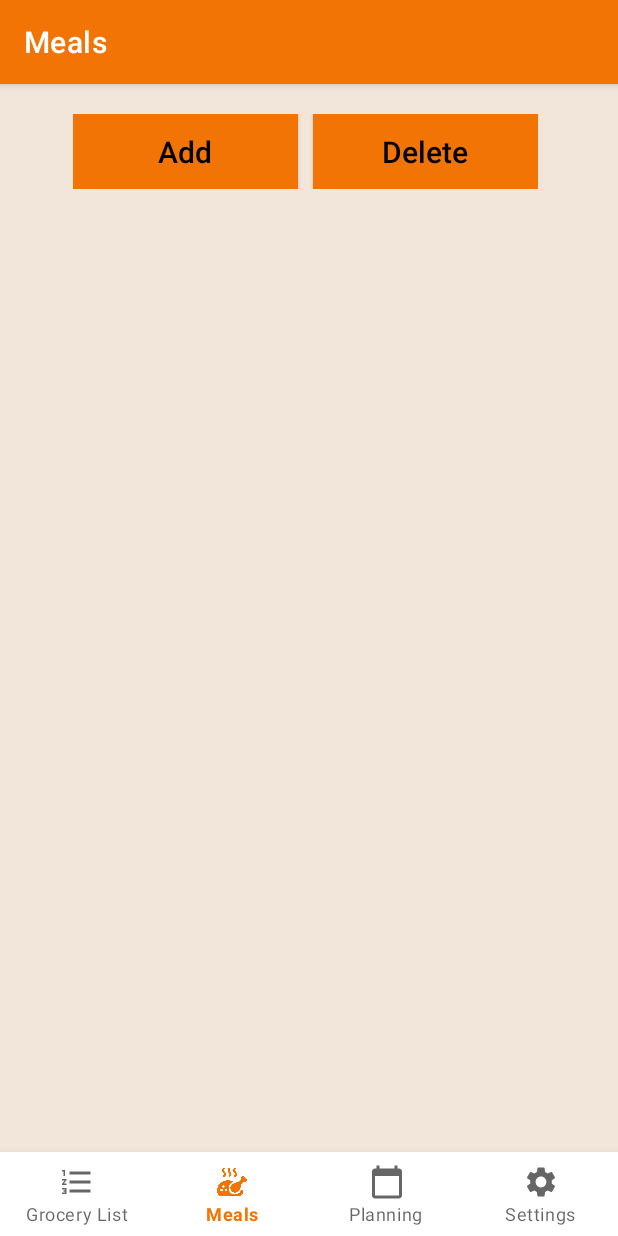
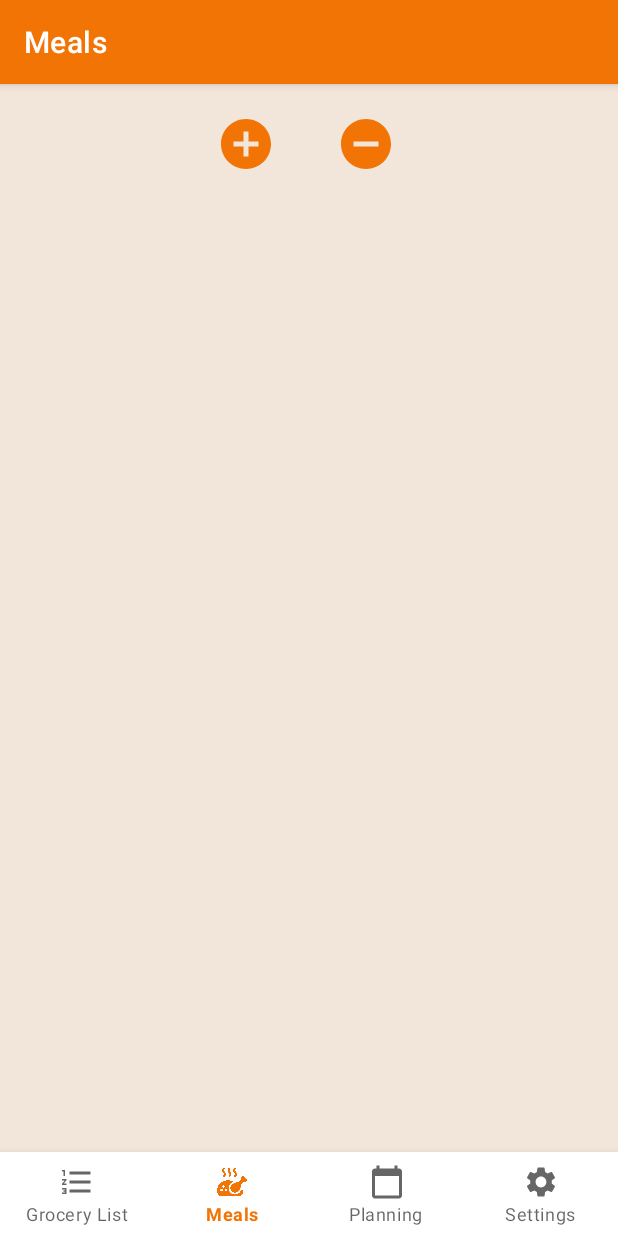
Before and after one commit to KOgundeji/ShoppingApp, an Android app: the screen it shows after launch (MainActivity), item 2 of the bottom bar chosen, on a phone screen of 412 x 824 dp. Run offline under Robolectric (Android 15) with nearby library versions, the phone set to English and light mode, and no system bars; our stand-ins replace Room's generated code, data binding.

Commit message:
Redesigned Delete option on Meals Fragment
*Switched from single click to checkbox list method for deleting meals
*Required additions and adjustment to MealAdapter

```diff
--- a/app/src/main/java/com/kunle/shoppinglistapp/GroceryListFragment.java
+++ b/app/src/main/java/com/kunle/shoppinglistapp/GroceryListFragment.java
@@ -81,8 +81,8 @@ public class GroceryListFragment extends Fragment {
         return bind.getRoot();
     }
 
-    private ArrayList<FoodCategory> seperateFoodintoCategories(List<GroceryList> groceryList) {
-        ArrayList<FoodCategory> recyclerCategories = new ArrayList<>();
+    private List<FoodCategory> seperateFoodintoCategories(List<GroceryList> groceryList) {
+        List<FoodCategory> recyclerCategories = new ArrayList<>();
         Map<String, ArrayList<GroceryList>> categoryMap = new HashMap<>();
 
         for (int i = 0; i < groceryList.size(); i++) {
@@ -107,9 +107,10 @@ public class GroceryListFragment extends Fragment {
         return recyclerCategories;
     }
 
-    private ArrayList<FoodCategory> oneCategoryGroceryList(List<GroceryList> groceryList) {
-        ArrayList<FoodCategory> recyclerCategories = new ArrayList<>();
+    private List<FoodCategory> oneCategoryGroceryList(List<GroceryList> groceryList) {
+        List<FoodCategory> recyclerCategories = new ArrayList<>();
         ArrayList<GroceryList> groceryArray = new ArrayList<>(groceryList);
+
         FoodCategory cat = new FoodCategory("Grocery List", groceryArray);
         recyclerCategories.add(cat);
 
@@ -144,6 +145,7 @@ public class GroceryListFragment extends Fragment {
         ShoppingViewModel.insertFood(tissues);
         ShoppingViewModel.insertFood(potatoes);
 
+        viewModel.deleteAllGroceries();
         GroceryList oranges2 = new GroceryList("Oranges", 4, "bunches", "Fruit");
         GroceryList pineapple2 = new GroceryList("Pineapple", 3, "", "Fruit");
         GroceryList eggs2 = new GroceryList("Eggs", 1, "dozen", "Dairy");
@@ -160,12 +162,12 @@ public class GroceryListFragment extends Fragment {
         ShoppingViewModel.insertGrocery(potatoes2);
 
 
-//        Meal fruit_salad = new Meal("Fruit Salad");
-//        Meal omelette = new Meal("Omelette");
-//        Meal irish_pasta = new Meal("Irish Pasta");
-//        ShoppingViewModel.insertMeal(fruit_salad);
-//        ShoppingViewModel.insertMeal(omelette);
-//        ShoppingViewModel.insertMeal(irish_pasta);
+        Meal fruit_salad = new Meal("Fruit Salad");
+        Meal omelette = new Meal("Omelette");
+        Meal irish_pasta = new Meal("Irish Pasta");
+        ShoppingViewModel.insertMeal(fruit_salad);
+        ShoppingViewModel.insertMeal(omelette);
+        ShoppingViewModel.insertMeal(irish_pasta);
 //
 //        MealFoodMap fruit_salad_map1 = new MealFoodMap(fruit_salad.getMealId(), oranges.getFoodId());
 //        MealFoodMap fruit_salad_map2 = new MealFoodMap(fruit_salad.getMealId(), pineapple.getFoodId());
--- a/app/src/main/java/com/kunle/shoppinglistapp/adapters/CategoryAdapter.java
+++ b/app/src/main/java/com/kunle/shoppinglistapp/adapters/CategoryAdapter.java
@@ -1,7 +1,6 @@
 package com.kunle.shoppinglistapp.adapters;
 
 import android.content.Context;
-import android.util.Log;
 import android.view.LayoutInflater;
 import android.view.View;
 import android.view.ViewGroup;
@@ -13,20 +12,17 @@ import androidx.recyclerview.widget.RecyclerView;
 
 import com.kunle.shoppinglistapp.R;
 import com.kunle.shoppinglistapp.models.FoodCategory;
-import com.kunle.shoppinglistapp.models.ShoppingViewModel;
 
-import java.util.ArrayList;
 import java.util.List;
 
 public class CategoryAdapter extends RecyclerView.Adapter<CategoryAdapter.CategoryViewHolder> {
 
-    private RecyclerView.RecycledViewPool viewPool = new RecyclerView.RecycledViewPool();
     private final Context context;
-    private final List<FoodCategory> categoryandItemList;
+    private final List<FoodCategory> categoryWithFoods;
 
-    public CategoryAdapter(Context context, List<FoodCategory> categoryandItemList) {
+    public CategoryAdapter(Context context, List<FoodCategory> categoryWithFoods) {
         this.context = context;
-        this.categoryandItemList = categoryandItemList;
+        this.categoryWithFoods = categoryWithFoods;
     }
 
     @NonNull
@@ -39,22 +35,19 @@ public class CategoryAdapter extends RecyclerView.Adapter<CategoryAdapter.Catego
 
     @Override
     public void onBindViewHolder(@NonNull CategoryAdapter.CategoryViewHolder holder, int position) {
-        FoodCategory category = categoryandItemList.get(position);
+        FoodCategory category = categoryWithFoods.get(position);
         holder.category.setText(category.getCategoryName());
 
         LinearLayoutManager layoutManager = new LinearLayoutManager(context);
-        layoutManager.setInitialPrefetchItemCount(category.getItemList().size());
-
         ItemAdapter itemAdapter = new ItemAdapter(context,category.getItemList());
         holder.innerRecycler.setHasFixedSize(true);
         holder.innerRecycler.setLayoutManager(layoutManager);
         holder.innerRecycler.setAdapter(itemAdapter);
-        holder.innerRecycler.setRecycledViewPool(viewPool);
     }
 
     @Override
     public int getItemCount() {
-        return categoryandItemList.size();
+        return categoryWithFoods.size();
     }
 
     public class CategoryViewHolder extends RecyclerView.ViewHolder {
--- a/app/src/main/java/com/kunle/shoppinglistapp/adapters/FoodAdapter.java
+++ b/app/src/main/java/com/kunle/shoppinglistapp/adapters/FoodAdapter.java
@@ -27,7 +27,7 @@ import java.util.Collections;
 public class FoodAdapter extends RecyclerView.Adapter<FoodAdapter.ItemViewHolder> {
 
     private final Context context;
-    private ArrayList<Food> foodList;
+    private final ArrayList<Food> foodList;
     private boolean visible = false;
     private ArrayList<Integer> delete_list;
 
--- a/app/src/main/java/com/kunle/shoppinglistapp/adapters/ItemAdapter.java
+++ b/app/src/main/java/com/kunle/shoppinglistapp/adapters/ItemAdapter.java
@@ -7,7 +7,6 @@ import android.text.SpannableString;
 import android.text.TextUtils;
 import android.text.style.AbsoluteSizeSpan;
 import android.text.style.ForegroundColorSpan;
-import android.util.Log;
 import android.view.LayoutInflater;
 import android.view.View;
 import android.view.ViewGroup;
@@ -28,11 +27,11 @@ import java.util.List;
 public class ItemAdapter extends RecyclerView.Adapter<ItemAdapter.ItemViewHolder> {
 
     private final Context context;
-    private final List<GroceryList> groceryList;
+    private final List<GroceryList> foodPerCategory;
 
-    public ItemAdapter(Context context, List<GroceryList> itemListforEachCategory) {
+    public ItemAdapter(Context context, List<GroceryList> foodPerCategory) {
         this.context = context;
-        this.groceryList = itemListforEachCategory;
+        this.foodPerCategory = foodPerCategory;
     }
 
     @NonNull
@@ -46,9 +45,9 @@ public class ItemAdapter extends RecyclerView.Adapter<ItemAdapter.ItemViewHolder
     @Override
     public void onBindViewHolder(@NonNull ItemViewHolder holder, int position) {
         int textColor = ContextCompat.getColor(context, R.color.text_color);
-        String name = groceryList.get(position).getName();
-        String quantity = String.valueOf(groceryList.get(position).getQuantity());
-        String measurement = groceryList.get(position).getMeasurement();
+        String name = foodPerCategory.get(position).getName();
+        String quantity = String.valueOf(foodPerCategory.get(position).getQuantity());
+        String measurement = foodPerCategory.get(position).getMeasurement();
         String parenthesis;
         if (measurement.equals("")) {
             parenthesis = "(" + quantity + ")";
@@ -70,7 +69,7 @@ public class ItemAdapter extends RecyclerView.Adapter<ItemAdapter.ItemViewHolder
 
     @Override
     public int getItemCount() {
-        return groceryList.size();
+        return foodPerCategory.size();
     }
 
     public class ItemViewHolder extends RecyclerView.ViewHolder {
@@ -92,7 +91,7 @@ public class ItemAdapter extends RecyclerView.Adapter<ItemAdapter.ItemViewHolder
             checkBox.setOnClickListener(new View.OnClickListener() {
                 @Override
                 public void onClick(View view) {
-                    ShoppingViewModel.deleteGrocery(groceryList.get(getAdapterPosition()));
+                    ShoppingViewModel.deleteGrocery(foodPerCategory.get(getAdapterPosition()));
                 }
             });
 
--- a/app/src/main/res/layout/fragment_meals.xml
+++ b/app/src/main/res/layout/fragment_meals.xml
@@ -13,7 +13,7 @@
         android:paddingEnd="5dp">
 
         <LinearLayout
-            android:id="@+id/button_linearLayout"
+            android:id="@+id/meals_regular_linearLayout"
             android:layout_width="wrap_content"
             android:layout_height="wrap_content"
             android:layout_marginStart="15dp"
@@ -24,28 +24,57 @@
             app:layout_constraintStart_toStartOf="parent"
             app:layout_constraintTop_toTopOf="parent">
 
-            <androidx.appcompat.widget.AppCompatButton
+            <ImageView
                 android:id="@+id/meal_add"
-                android:layout_width="150dp"
-                android:layout_height="50dp"
-                android:background="@color/category_background"
-                android:onClick="onMealOptionSelect"
-                android:text="@string/add"
-                android:textAllCaps="false"
-                android:textSize="@dimen/button_text_size"
-                android:textColor="@color/written_text_color" />
+                android:layout_width="wrap_content"
+                android:layout_height="wrap_content"
+                android:src="@drawable/add_circle"
+                app:tint="@color/add_icon" />
 
-            <androidx.appcompat.widget.AppCompatButton
+            <Space
+                android:layout_width="40dp"
+                android:layout_height="wrap_content" />
+
+            <ImageView
                 android:id="@+id/meal_delete"
-                android:layout_width="@dimen/button_width"
-                android:layout_height="@dimen/button_height"
-                android:layout_marginStart="10dp"
-                android:background="@color/category_background"
-                android:onClick="onMealOptionSelect"
-                android:text="@string/delete"
-                android:textSize="@dimen/button_text_size"
-                android:textAllCaps="false"
-                android:textColor="@color/written_text_color" />
+                android:layout_width="wrap_content"
+                android:layout_height="wrap_content"
+                android:src="@drawable/remove_circle"
+                app:tint="@color/add_icon" />
+
+
+        </LinearLayout>
+
+        <LinearLayout
+            android:id="@+id/meals_delete_layout"
+            android:layout_width="wrap_content"
+            android:layout_height="wrap_content"
+            android:layout_marginStart="15dp"
+            android:layout_marginTop="20dp"
+            android:layout_marginEnd="20dp"
+            android:visibility="gone"
+            android:orientation="horizontal"
+            app:layout_constraintEnd_toEndOf="parent"
+            app:layout_constraintStart_toStartOf="parent"
+            app:layout_constraintTop_toTopOf="parent">
+
+            <ImageView
+                android:id="@+id/meals_trash_can"
+                android:layout_width="wrap_content"
+                android:layout_height="wrap_content"
+                android:src="@drawable/trash_can"
+                app:tint="@color/add_icon" />
+
+            <Space
+                android:layout_width="40dp"
+                android:layout_height="wrap_content" />
+
+            <ImageView
+                android:id="@+id/meals_delete_cancel"
+                android:layout_width="wrap_content"
+                android:layout_height="wrap_content"
+                android:src="@drawable/cancel"
+                app:tint="@color/add_icon" />
 
         </LinearLayout>
 
@@ -53,12 +82,12 @@
             android:id="@+id/meal_recyclerView"
             android:layout_width="match_parent"
             android:layout_height="0dp"
-            android:layout_marginTop="15dp"
+            android:layout_marginTop="80dp"
             android:layout_marginStart="5dp"
             android:layout_marginEnd="5dp"
             app:layout_constraintEnd_toEndOf="parent"
             app:layout_constraintStart_toStartOf="parent"
-            app:layout_constraintTop_toBottomOf="@+id/button_linearLayout" />
+            app:layout_constraintTop_toTopOf="parent" />
 
     </androidx.constraintlayout.widget.ConstraintLayout>
 </layout>
```
Also changed, not shown: app/src/main/java/com/kunle/shoppinglistapp/MealsFragment.java (+35 -11 lines), app/src/main/java/com/kunle/shoppinglistapp/adapters/MealAdapter.java (+23 -1 lines).
